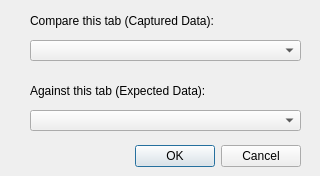
Above: tabcomparedialog.ui from d-wizard/BitViewer before the change. Below: the same form after it.
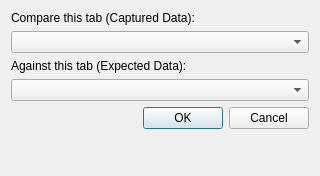
That is the form after the change.

```diff
--- a/tabcomparedialog.ui
+++ b/tabcomparedialog.ui
@@ -13,15 +13,9 @@
   <property name="windowTitle">
    <string>Select Tabs to Compare</string>
   </property>
+  <layout class="QGridLayout" name="gridLayout">
+   <item row="4" column="0">
   <widget class="QDialogButtonBox" name="buttonBox">
-   <property name="geometry">
-    <rect>
-     <x>0</x>
-     <y>140</y>
-     <width>301</width>
-     <height>32</height>
-    </rect>
-   </property>
    <property name="orientation">
     <enum>Qt::Horizontal</enum>
    </property>
@@ -29,52 +23,41 @@
     <set>QDialogButtonBox::Cancel|QDialogButtonBox::Ok</set>
    </property>
   </widget>
-  <widget class="QComboBox" name="cmbCompareDst">
-   <property name="geometry">
-    <rect>
-     <x>30</x>
-     <y>40</y>
-     <width>271</width>
-     <height>21</height>
-    </rect>
-   </property>
-  </widget>
-  <widget class="QComboBox" name="cmbCompareSrc">
-   <property name="geometry">
-    <rect>
-     <x>30</x>
-     <y>110</y>
-     <width>271</width>
-     <height>21</height>
-    </rect>
-   </property>
-  </widget>
+   </item>
+   <item row="3" column="0">
+    <widget class="QComboBox" name="cmbCompareSrc"/>
+   </item>
+   <item row="0" column="0">
   <widget class="QLabel" name="label">
-   <property name="geometry">
-    <rect>
-     <x>30</x>
-     <y>10</y>
-     <width>271</width>
-     <height>21</height>
-    </rect>
-   </property>
    <property name="text">
     <string>Compare this tab (Captured Data):</string>
    </property>
   </widget>
+   </item>
+   <item row="1" column="0">
+    <widget class="QComboBox" name="cmbCompareDst"/>
+   </item>
+   <item row="2" column="0">
   <widget class="QLabel" name="label_2">
-   <property name="geometry">
-    <rect>
-     <x>30</x>
-     <y>80</y>
-     <width>271</width>
-     <height>21</height>
-    </rect>
-   </property>
    <property name="text">
     <string>Against this tab (Expected Data):</string>
    </property>
   </widget>
+   </item>
+   <item row="5" column="0">
+    <spacer name="verticalSpacer">
+     <property name="orientation">
+      <enum>Qt::Vertical</enum>
+     </property>
+     <property name="sizeHint" stdset="0">
+      <size>
+       <width>20</width>
+       <height>40</height>
+      </size>
+     </property>
+    </spacer>
+   </item>
+  </layout>
  </widget>
  <resources/>
  <connections>
```
Lines whose indentation alone changed are shown as unchanged.
